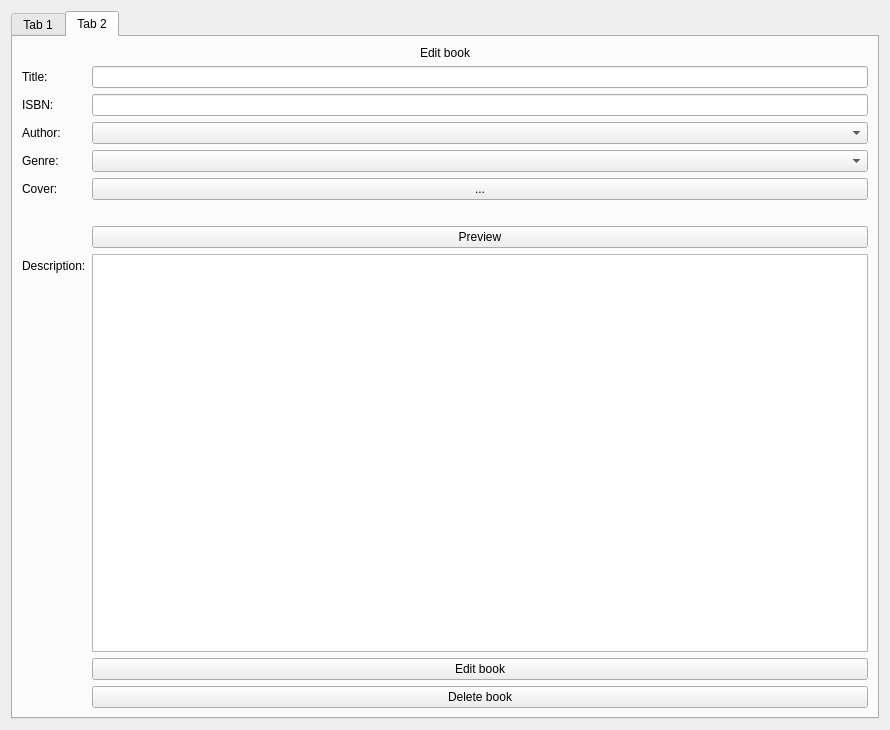
Qt form assets/XML/book_window.ui (nisaia/P-yQt-ersonal-management-system) before a commit.
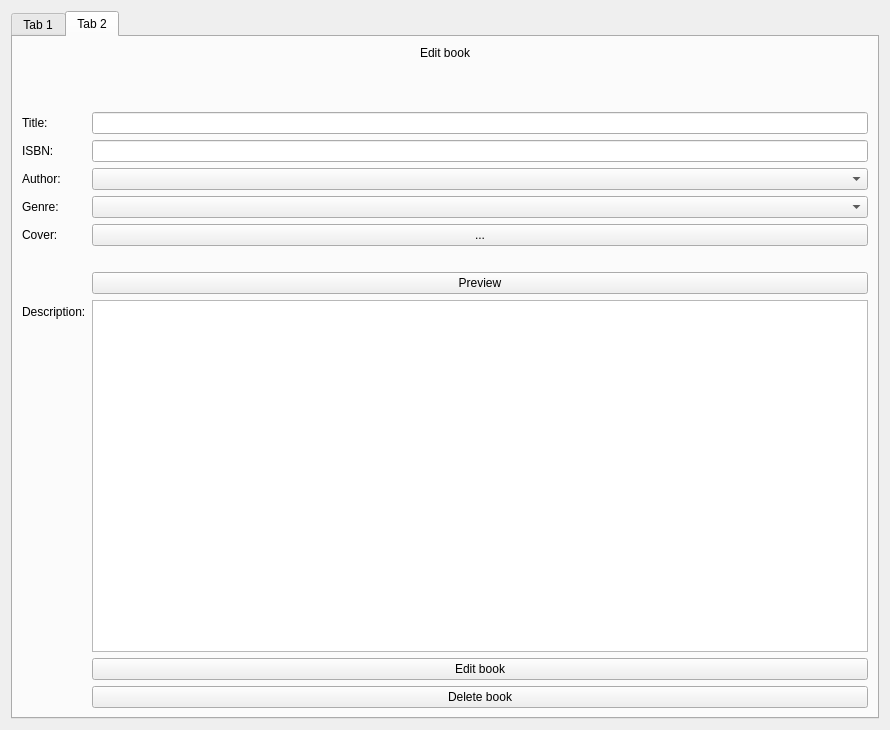
The same form after that commit. The open tabs and pages were chosen to show the change.

Diff of the .ui file:
```diff
--- a/assets/XML/book_window.ui
+++ b/assets/XML/book_window.ui
@@ -72,9 +72,6 @@
          <property name="alignment">
           <set>Qt::AlignCenter</set>
          </property>
-         <property name="openExternalLinks">
-          <bool>true</bool>
-         </property>
          <property name="textInteractionFlags">
           <set>Qt::LinksAccessibleByMouse</set>
          </property>
@@ -107,54 +104,54 @@
          </property>
         </widget>
        </item>
-       <item row="1" column="0">
+       <item row="2" column="0">
         <widget class="QLabel" name="bookTitle_label">
          <property name="text">
           <string>Title:</string>
          </property>
         </widget>
        </item>
-       <item row="1" column="1">
+       <item row="2" column="1">
         <widget class="QLineEdit" name="bookTitle_lineEdit"/>
        </item>
-       <item row="2" column="0">
+       <item row="3" column="0">
         <widget class="QLabel" name="isbn_label">
          <property name="text">
           <string>ISBN:</string>
          </property>
         </widget>
        </item>
-       <item row="2" column="1">
+       <item row="3" column="1">
         <widget class="QLineEdit" name="isbn_lineEdit"/>
        </item>
-       <item row="3" column="0">
+       <item row="4" column="0">
         <widget class="QLabel" name="author_label">
          <property name="text">
           <string>Author:</string>
          </property>
         </widget>
        </item>
-       <item row="3" column="1">
+       <item row="4" column="1">
         <widget class="QComboBox" name="author_comboBox"/>
        </item>
-       <item row="4" column="0">
+       <item row="5" column="0">
         <widget class="QLabel" name="genre_label">
          <property name="text">
           <string>Genre:</string>
          </property>
         </widget>
        </item>
-       <item row="4" column="1">
+       <item row="5" column="1">
         <widget class="QComboBox" name="genre_comboBox"/>
        </item>
-       <item row="5" column="0">
+       <item row="6" column="0">
         <widget class="QLabel" name="cover_label">
          <property name="text">
           <string>Cover:</string>
          </property>
         </widget>
        </item>
-       <item row="5" column="1">
+       <item row="6" column="1">
         <widget class="QPushButton" name="uploadCover_button">
          <property name="cursor">
           <cursorShape>ArrowCursor</cursorShape>
@@ -164,44 +161,60 @@
          </property>
         </widget>
        </item>
-       <item row="6" column="1">
+       <item row="7" column="1">
         <widget class="QLabel" name="coverPath_label">
          <property name="text">
           <string/>
          </property>
         </widget>
        </item>
-       <item row="7" column="1">
+       <item row="8" column="1">
         <widget class="QPushButton" name="preview_button">
          <property name="text">
           <string>Preview</string>
          </property>
         </widget>
        </item>
-       <item row="8" column="0">
+       <item row="9" column="0">
         <widget class="QLabel" name="description_label">
          <property name="text">
           <string>Description:</string>
          </property>
         </widget>
        </item>
-       <item row="8" column="1">
-        <widget class="QPlainTextEdit" name="description_plainTextEdit"/>
-       </item>
        <item row="9" column="1">
-        <widget class="QPushButton" name="editBook_button">
-         <property name="text">
-          <string>Edit book</string>
-         </property>
-        </widget>
+        <widget class="QPlainTextEdit" name="description_plainTextEdit"/>
        </item>
        <item row="10" column="1">
+        <widget class="QPushButton" name="editBook_button">
+         <property name="text">
+          <string>Edit book</string>
+         </property>
+        </widget>
+       </item>
+       <item row="11" column="1">
         <widget class="QPushButton" name="deleteBook_button">
          <property name="text">
           <string>Delete book</string>
          </property>
         </widget>
        </item>
+       <item row="1" column="0" colspan="2">
+        <spacer name="verticalSpacer">
+         <property name="orientation">
+          <enum>Qt::Vertical</enum>
+         </property>
+         <property name="sizeType">
+          <enum>QSizePolicy::Preferred</enum>
+         </property>
+         <property name="sizeHint" stdset="0">
+          <size>
+           <width>20</width>
+           <height>40</height>
+          </size>
+         </property>
+        </spacer>
+       </item>
       </layout>
      </widget>
     </widget>
```
